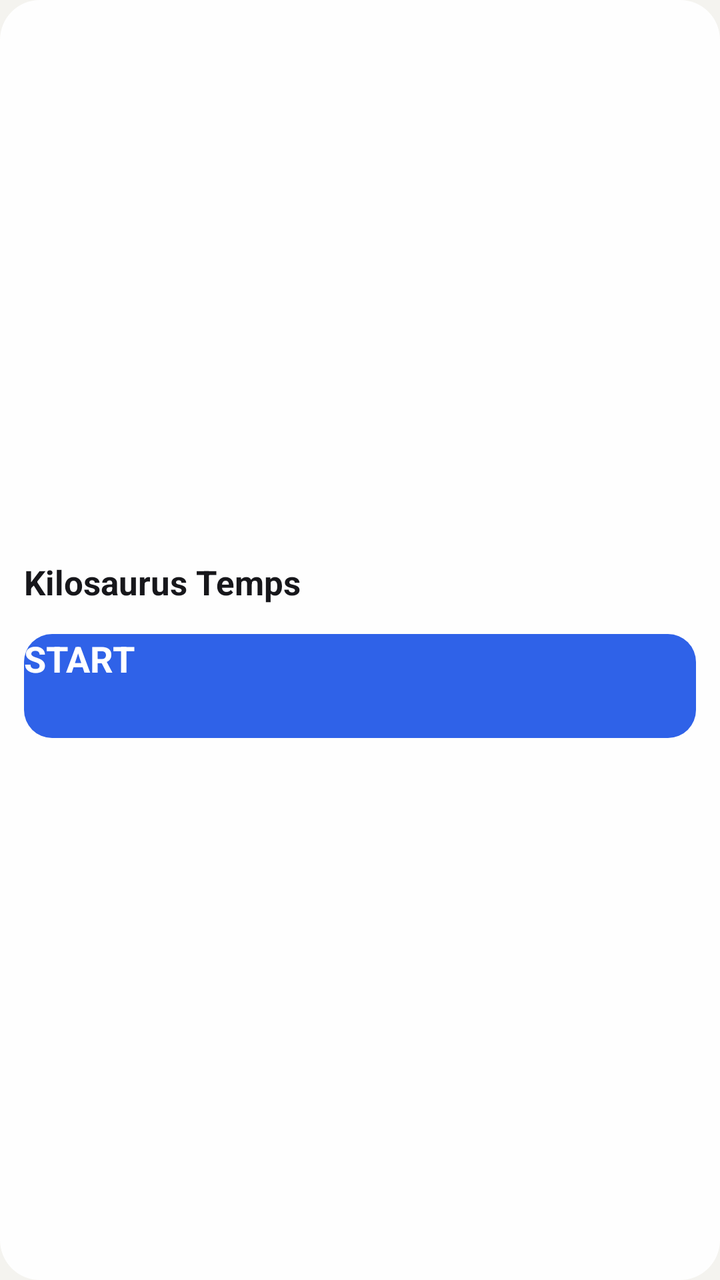
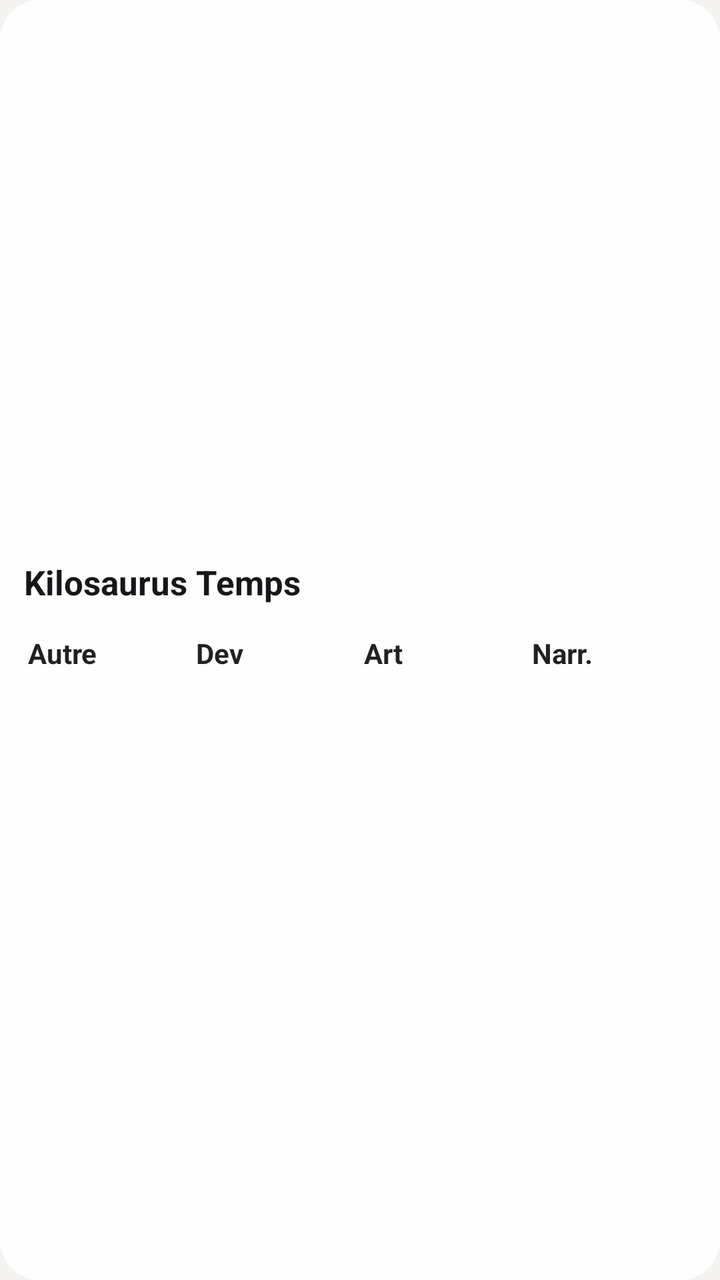

The first picture is an Android layout as it rendered before a commit; the second is the same layout after the commit. The layout source and the unified diff follow.
<!-- AndroidManifest.xml: application theme AppTheme -->
<!-- res/layout/widget.xml -->
<?xml version="1.0" encoding="utf-8"?>
<LinearLayout xmlns:android="http://schemas.android.com/apk/res/android"
    android:id="@+id/root"
    android:layout_width="match_parent"
    android:layout_height="match_parent"
    android:orientation="vertical"
    android:gravity="center_vertical"
    android:padding="12dp"
    android:background="@drawable/widget_bg">

    <LinearLayout
        android:layout_width="match_parent"
        android:layout_height="wrap_content"
        android:orientation="horizontal"
        android:gravity="center_vertical">

        <TextView
            android:id="@+id/title"
            android:layout_width="0dp"
            android:layout_height="wrap_content"
            android:layout_weight="1"
            android:minHeight="40dp"
            android:gravity="center_vertical"
            android:singleLine="true"
            android:ellipsize="end"
            android:textColor="@color/fg"
            android:textSize="17sp"
            android:textStyle="bold"
            android:text="Kilosaurus Temps" />

        <Chronometer
            android:id="@+id/chrono"
            android:layout_width="wrap_content"
            android:layout_height="wrap_content"
            android:textColor="@color/fg"
            android:textSize="20sp"
            android:textStyle="bold"
            android:visibility="gone" />
    </LinearLayout>

    <Button
        android:id="@+id/button"
        android:layout_width="match_parent"
        android:layout_height="52dp"
        android:layout_marginTop="6dp"
        android:background="@drawable/btn_start"
        android:textColor="#FFFFFF"
        android:textSize="18sp"
        android:textStyle="bold"
        android:text="START" />

    <TextView
        android:id="@+id/message"
        android:layout_width="match_parent"
        android:layout_height="wrap_content"
        android:paddingTop="6dp"
        android:textColor="@color/muted"
        android:textSize="12sp"
        android:maxLines="2"
        android:ellipsize="end"
        android:visibility="gone" />
</LinearLayout>
<!-- resources referenced by this layout -->
<resources>
  <color name="fg">#17171B</color>
  <color name="muted">#6C6C75</color>
  <!-- drawable btn_start (drawable) -->
  <?xml version="1.0" encoding="utf-8"?>
  <shape xmlns:android="http://schemas.android.com/apk/res/android" android:shape="rectangle">
      <solid android:color="@color/accent" />
      <corners android:radius="14dp" />
  </shape>
  <!-- drawable widget_bg (drawable) -->
  <?xml version="1.0" encoding="utf-8"?>
  <shape xmlns:android="http://schemas.android.com/apk/res/android" android:shape="rectangle">
      <solid android:color="@color/card" />
      <corners android:radius="20dp" />
  </shape>
  <style name="AppTheme" parent="@android:style/Theme.Material.Light.NoActionBar">
          <item name="android:windowBackground">#F4F3EF</item>
      </style>
  <color name="accent">#2F62E8</color>
  <color name="card">#F2FFFFFF</color>
</resources>

<!-- the commit's change to res/layout/widget.xml (unified diff, before → after) -->
@@ -38,16 +38,17 @@
             android:visibility="gone" />
     </LinearLayout>
 
-    <Button
-        android:id="@+id/button"
+    <LinearLayout
         android:layout_width="match_parent"
         android:layout_height="52dp"
         android:layout_marginTop="6dp"
-        android:background="@drawable/btn_start"
-        android:textColor="#FFFFFF"
-        android:textSize="18sp"
-        android:textStyle="bold"
-        android:text="START" />
+        android:orientation="horizontal">
+
+        <Button android:id="@+id/type_autre" style="@style/TypeButton" android:text="Autre" />
+        <Button android:id="@+id/type_dev" style="@style/TypeButton" android:text="Dev" />
+        <Button android:id="@+id/type_art" style="@style/TypeButton" android:text="Art" />
+        <Button android:id="@+id/type_narration" style="@style/TypeButton" android:text="Narr." />
+    </LinearLayout>
 
     <TextView
         android:id="@+id/message"
<!-- resource entries referenced after the edit -->
@@ -2,22 +2,26 @@
 <resources>
   <color name="fg">#17171B</color>
   <color name="muted">#6C6C75</color>
-  <!-- drawable btn_start (drawable) -->
-  <?xml version="1.0" encoding="utf-8"?>
-  <shape xmlns:android="http://schemas.android.com/apk/res/android" android:shape="rectangle">
-      <solid android:color="@color/accent" />
-      <corners android:radius="14dp" />
-  </shape>
   <!-- drawable widget_bg (drawable) -->
   <?xml version="1.0" encoding="utf-8"?>
   <shape xmlns:android="http://schemas.android.com/apk/res/android" android:shape="rectangle">
       <solid android:color="@color/card" />
       <corners android:radius="20dp" />
   </shape>
+  <style name="TypeButton">
+          <item name="android:layout_width">0dp</item>
+          <item name="android:layout_height">match_parent</item>
+          <item name="android:layout_weight">1</item>
+          <item name="android:layout_marginStart">2dp</item>
+          <item name="android:layout_marginEnd">2dp</item>
+          <item name="android:padding">0dp</item>
+          <item name="android:textSize">14sp</item>
+          <item name="android:textStyle">bold</item>
+          <item name="android:textAllCaps">false</item>
+      </style>
   <style name="AppTheme" parent="@android:style/Theme.Material.Light.NoActionBar">
           <item name="android:windowBackground">#F4F3EF</item>
       </style>
-  <color name="accent">#2F62E8</color>
   <color name="card">#F2FFFFFF</color>
 </resources>
 
